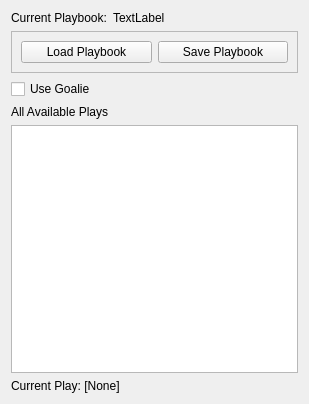
Above: soccer/ui/PlayConfigTab.ui from RoboJackets/robocup-software before the change. Below: the same form after it.
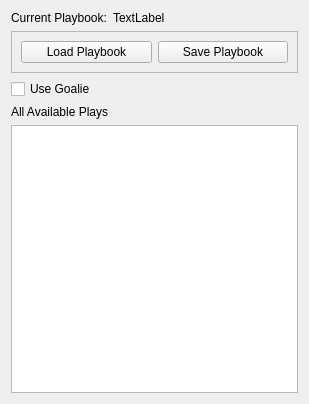
That is the form after the change.

Commit message: Moved current play indicator to status bar

Patch:
```diff
--- a/soccer/ui/PlayConfigTab.ui
+++ b/soccer/ui/PlayConfigTab.ui
@@ -101,13 +101,6 @@
      </column>
     </widget>
    </item>
-   <item>
-    <widget class="QLabel" name="lblCurrentPlay">
-     <property name="text">
-      <string>Current Play: [None]</string>
-     </property>
-    </widget>
-   </item>
   </layout>
  </widget>
  <resources>
```
Left out of the diff: 2 changed lines with no effect on the pictures. The commit also changes 4 other files.
